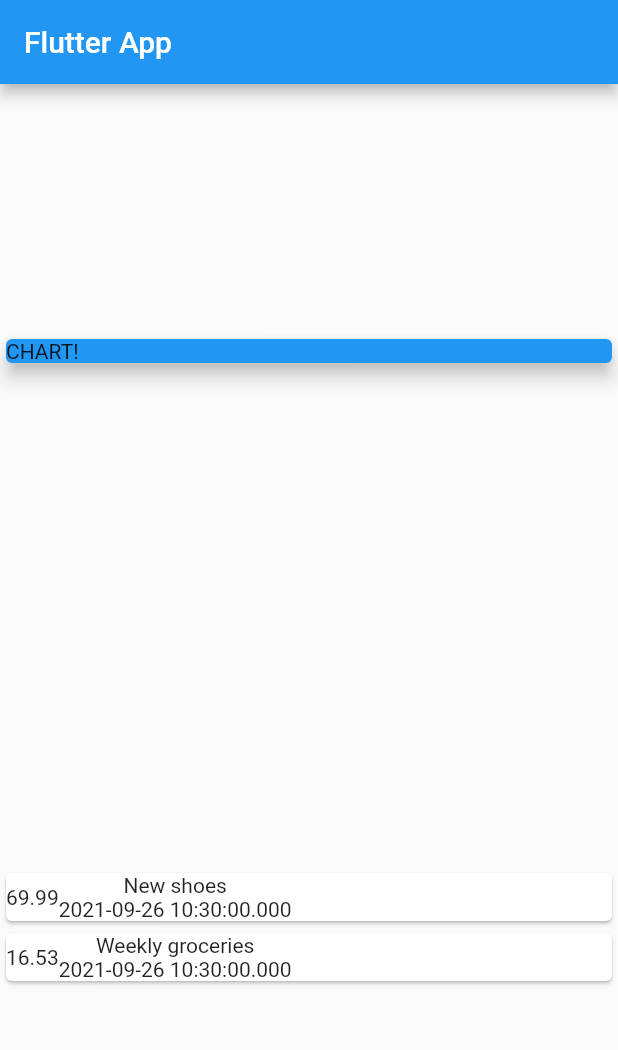
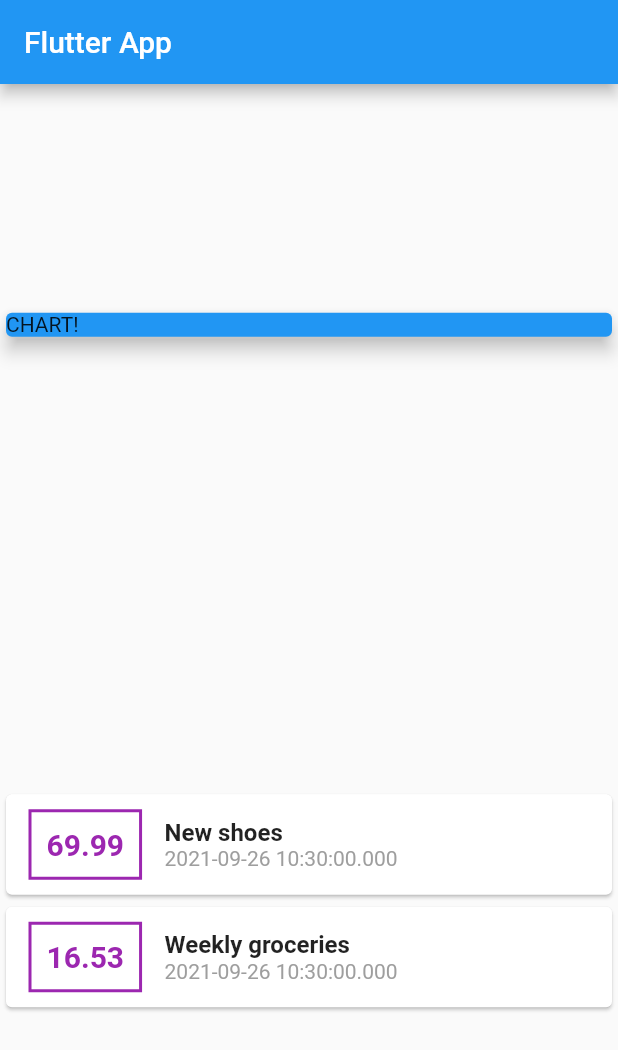
Before and after one commit to haohmaru3000/personal_expense, a Flutter app: the screen it shows after launch, on a phone screen of 412 x 824 dp. Shown: the top 1050 px of the screen. Run offline on Flutter 3.47's test engine with Material 2 defaults, Android fonts, the phone set to English and light mode, and no system bars.

Commit message:
Add some styling

```diff
--- a/lib/main.dart
+++ b/lib/main.dart
@@ -53,12 +53,34 @@ class MyHomePage extends StatelessWidget {
                 child: Row(
                   children: [
                     Container(
-                      child: Text(tx.amount.toString()),
+                      margin: EdgeInsets.symmetric(
+                        vertical: 10,
+                        horizontal: 15,
+                      ),
+                      decoration: BoxDecoration(
+                        border: Border.all(
+                          color: Colors.purple,
+                          width: 2,
+                        ),
+                      ),
+                      padding: EdgeInsets.all(10),
+                      child: Text(
+                        tx.amount.toString(),
+                        style: TextStyle(
+                          fontWeight: FontWeight.bold,
+                          fontSize: 20,
+                          color: Colors.purple,
+                        ),
+                      ),
                     ),
                     Column(
+                      crossAxisAlignment: CrossAxisAlignment.start,
                       children: [
-                        Text(tx.title),
-                        Text(tx.date.toString()),
+                        Text(
+                          tx.title,
+                          style: TextStyle(fontWeight: FontWeight.bold, fontSize: 16),
+                        ),
+                        Text(tx.date.toString(), style: TextStyle(color: Colors.grey),),
                       ],
                     ),
                   ],
```
